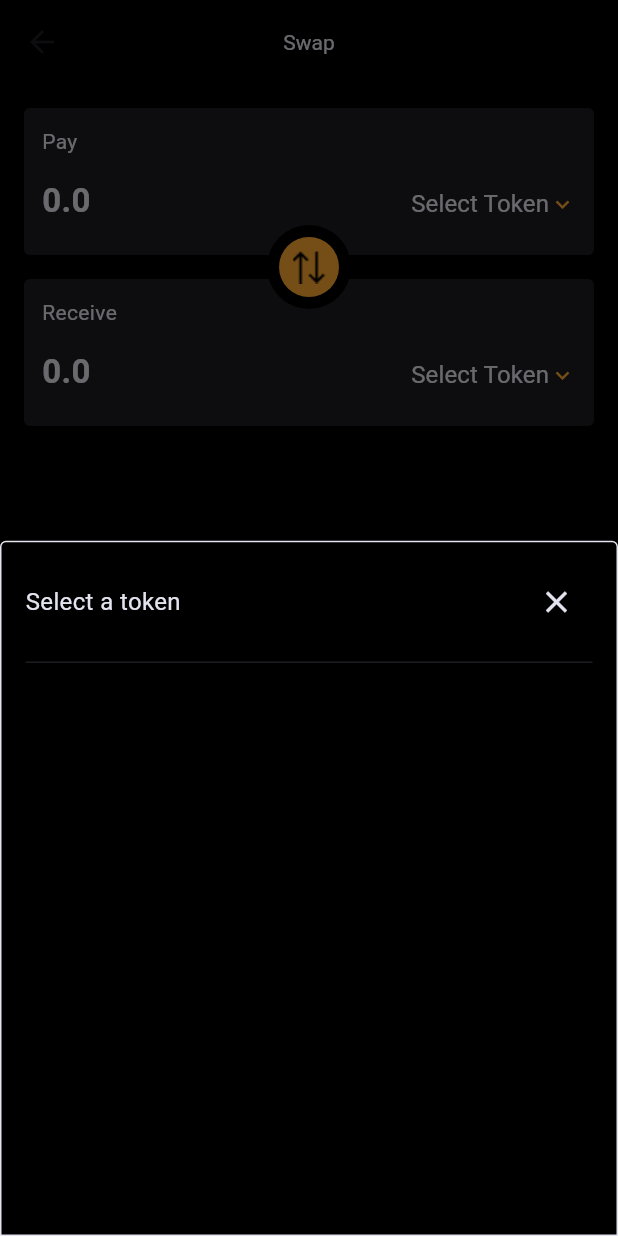
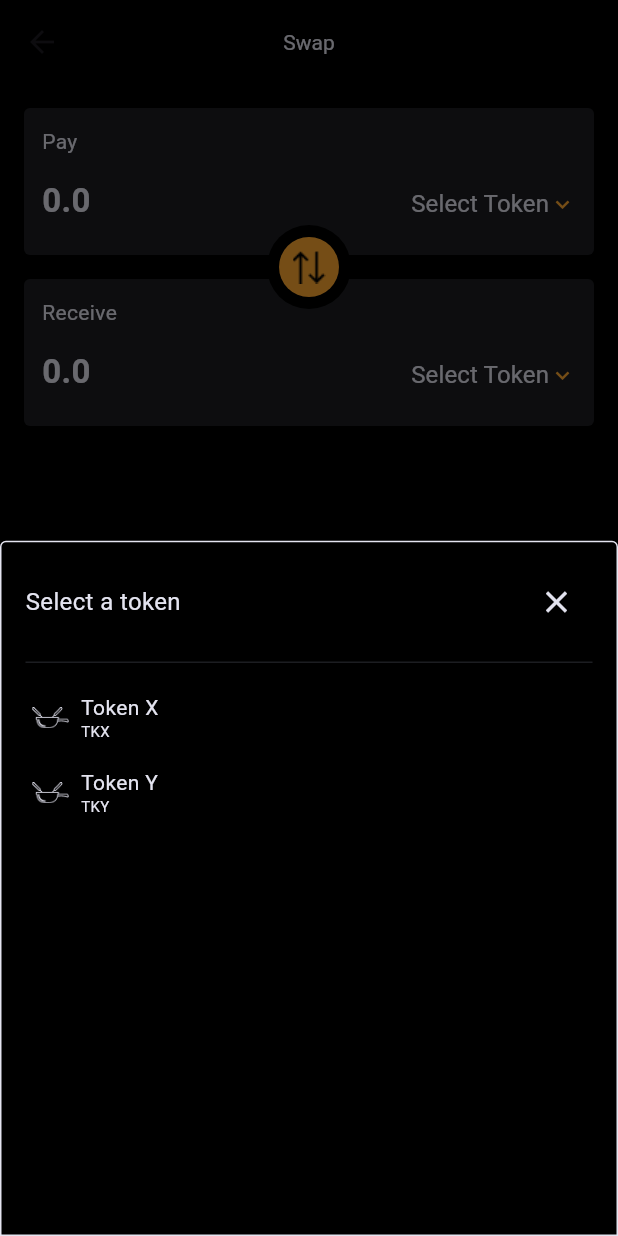
Before and after one commit to SayNode/fondue-swap-flutter, a Flutter app: the HomePageLoader screen opened directly, item 2 of the bottom bar chosen, after a tap on "Select Token", on a phone screen of 412 x 824 dp. Run offline on Flutter 3.47's test engine with Material 3 defaults, Android fonts, the phone set to English and light mode, and no system bars; our stand-ins replace flutter_secure_storage, flutter_svg, get, get_storage, google_fonts; missing offline and left inert: crypt, thor_devkit_dart; accounts and stored records are empty; project files that could hold a hidden picture were left out.

Commit message:
added token selection

```diff
--- a/lib/main.dart
+++ b/lib/main.dart
@@ -1,9 +1,10 @@
 import 'package:flutter/material.dart';
+import 'package:get/get.dart';
+import 'package:get_storage/get_storage.dart';
+
 import 'pages/splash_page/splash_page.dart';
 import 'services/theme_service.dart';
 import 'services/translation_service.dart';
-import 'package:get/get.dart';
-import 'package:get_storage/get_storage.dart';
 
 Future<void> main() async {
   await GetStorage.init('theme');
@@ -22,7 +23,6 @@ class MyApp extends StatelessWidget {
       locale: const Locale('en', 'US'),
       fallbackLocale: const Locale('en', 'US'),
       title: 'Legacy Wallet',
-      debugShowCheckedModeBanner: false,
       theme: Get.put(ThemeService()).theme,
       home: const SplashPage(),
     );
--- a/lib/models/token.dart
+++ b/lib/models/token.dart
@@ -1,6 +1,7 @@
 class Token {
   Token(
     this.name,
+    this.abbreviation,
     this.icon,
     this.tokenAddress,
     this.decimals,
@@ -8,11 +9,14 @@ class Token {
 
   Token.fromJson(Map<String, dynamic> json)
       : name = json['name'] as String,
+        abbreviation = json['abbreviation'] as String,
         icon = json['icon'] as String,
         tokenAddress = json['tokenAddress'] as String,
         decimals = json['decimals'] as int;
 
   final String name;
+
+  final String abbreviation;
 
   final String icon;
 
@@ -22,6 +26,7 @@ class Token {
 
   Map<String, dynamic> toJson() => <String, dynamic>{
         'name': name,
+        'abbreviation': abbreviation,
         'icon': icon,
         'tokenAddress': tokenAddress,
         'decimals': decimals,
--- /dev/null
+++ b/lib/pages/swap/controller/swap_controller.dart
@@ -0,0 +1,57 @@
+import 'package:get/get.dart';
+
+import '../../../models/token.dart';
+import '../../../services/swap_service.dart';
+import '../widget/select_token_bottom_sheet.dart';
+
+class SwapController extends GetxController {
+  final SwapService swapService = Get.find<SwapService>();
+  RxBool showPriceWidget = false.obs;
+
+  Future<void> selectTokenX() async {
+    await Get.bottomSheet<void>(
+      SelectTokenBottomSheet(
+        onTokenPressed: (Token token) {
+          swapService.tokenX.value = token;
+          Get.back<void>();
+        },
+      ),
+      isDismissible: false,
+    );
+
+    if (swapService.tokenX.value != null && swapService.tokenY.value != null) {
+      await getPrice();
+    }
+  }
+
+  Future<void> selectTokenY() async {
+    await Get.bottomSheet<void>(
+      SelectTokenBottomSheet(
+        onTokenPressed: (Token token) {
+          swapService.tokenY.value = token;
+          Get.back<void>();
+        },
+      ),
+      isDismissible: false,
+    );
+
+    if (swapService.tokenX.value != null && swapService.tokenY.value != null) {
+      await getPrice();
+    }
+  }
+
+  Future<void> getPrice() async {
+    if (swapService.tokenX.value != null && swapService.tokenY.value != null) {
+      showPriceWidget.value = true;
+    }
+  }
+
+  void swap() {
+    final Token? tokenX = swapService.tokenX.value;
+    final Token? tokenY = swapService.tokenY.value;
+    if (tokenX != null && tokenY != null) {
+      swapService.tokenX.value = tokenY;
+      swapService.tokenY.value = tokenX;
+    }
+  }
+}
--- a/lib/pages/swap/controller/swap_widget_controller.dart
+++ /dev/null
@@ -1,12 +0,0 @@
-import 'package:get/get.dart';
-
-import '../widget/select_token_bottom_sheet.dart';
-
-class SwapWidgetController extends GetxController {
-  Future<void> selectToken() async {
-    await Get.bottomSheet<void>(
-      const SelectTokenBottomSheet(),
-      isDismissible: false,
-    );
-  }
-}
--- a/lib/pages/swap/swap_page.dart
+++ b/lib/pages/swap/swap_page.dart
@@ -1,12 +1,34 @@
 import 'package:flutter/material.dart';
+import 'package:get/get.dart';
 
+import '../../utils/util.dart';
+import '../../widgets/fondue_button.dart';
+import 'controller/swap_controller.dart';
+import 'widget/price_widget.dart';
 import 'widget/swap_widget.dart';
 
-class SwapPage extends StatelessWidget {
+class SwapPage extends GetView<SwapController> {
   const SwapPage({super.key});
 
   @override
   Widget build(BuildContext context) {
-    return const SwapWidget();
+    Get.put(SwapController());
+    return Obx(
+      () {
+        return Column(
+          children: <Widget>[
+            const SwapWidget(),
+            if (controller.showPriceWidget.value)
+              const Padding(
+                padding: EdgeInsets.symmetric(vertical: 8),
+                child: PriceWidget(),
+              ),
+            const Spacer(),
+            const FondueButton(text: 'Swap now'),
+            SizedBox(height: getRelativeHeight(30)),
+          ],
+        );
+      },
+    );
   }
 }
--- a/lib/pages/swap/widget/select_token_bottom_sheet.dart
+++ b/lib/pages/swap/widget/select_token_bottom_sheet.dart
@@ -1,16 +1,22 @@
 import 'package:flutter/material.dart';
 import 'package:get/get.dart';
 
+import '../../../models/token.dart';
 import '../../../services/theme_service.dart';
+import '../../../services/token_service.dart';
 import '../../../theme/constants.dart';
 import '../../../theme/custom_theme.dart';
+import 'token_tile.dart';
 
 class SelectTokenBottomSheet extends StatelessWidget {
-  const SelectTokenBottomSheet({super.key});
+  const SelectTokenBottomSheet({required this.onTokenPressed, super.key});
+
+  final void Function(Token) onTokenPressed;
 
   @override
   Widget build(BuildContext context) {
     final FondueSwapTheme theme = Get.put(ThemeService()).fondueSwapTheme;
+    final List<Token> tokenList = Get.find<TokenService>().tokensList;
     return Container(
       height: MediaQuery.of(context).size.height * 0.8,
       decoration: BoxDecoration(
@@ -51,6 +57,18 @@ class SelectTokenBottomSheet extends StatelessWidget {
                 color: theme.graphite,
               ),
             ),
+            Column(
+              children: <Widget>[
+                for (final Token token in tokenList)
+                  Padding(
+                    padding: const EdgeInsets.only(bottom: 8),
+                    child: TokenTile(
+                      token: token,
+                      onTap: onTokenPressed,
+                    ),
+                  ),
+              ],
+            ),
           ],
         ),
       ),
--- a/lib/pages/swap/widget/swap_card.dart
+++ b/lib/pages/swap/widget/swap_card.dart
@@ -9,12 +9,14 @@ class SwapCard extends StatelessWidget {
   const SwapCard({
     required this.title,
     required this.value,
+    required this.buttonLable,
     super.key,
     this.onPressed,
   });
 
   final String title;
   final String value;
+  final String buttonLable;
   final void Function()? onPressed;
 
   @override
@@ -63,7 +65,7 @@ class SwapCard extends StatelessWidget {
                 child: Row(
                   children: <Widget>[
                     Text(
-                      'Select Token',
+                      buttonLable,
                       style: FondueSwapConstants.fromColor(theme.mistyLavender)
                           .kRoboto16,
                     ),
--- a/lib/pages/swap/widget/swap_widget.dart
+++ b/lib/pages/swap/widget/swap_widget.dart
@@ -1,36 +1,51 @@
 import 'package:flutter/material.dart';
 import 'package:get/get.dart';
 
+import '../../../services/swap_service.dart';
 import '../../../services/theme_service.dart';
 import '../../../theme/custom_theme.dart';
-import '../controller/swap_widget_controller.dart';
+import '../controller/swap_controller.dart';
 import 'swap_card.dart';
 
-class SwapWidget extends GetView<SwapWidgetController> {
+class SwapWidget extends GetView<SwapController> {
   const SwapWidget({super.key});
 
   @override
   Widget build(BuildContext context) {
     final FondueSwapTheme theme = Get.put(ThemeService()).fondueSwapTheme;
-    Get.put(SwapWidgetController());
+    final SwapService swapService = Get.find<SwapService>();
     return Stack(
       alignment: Alignment.center,
       children: <Widget>[
         Column(
           mainAxisSize: MainAxisSize.min,
           children: <Widget>[
-            SwapCard(
-              title: 'Pay',
-              value: '0.0',
-              onPressed: controller.selectToken,
+            Obx(
+              () {
+                return SwapCard(
+                  title: 'Pay',
+                  value: '0.0',
+                  buttonLable: (swapService.tokenX.value == null)
+                      ? 'Select Token'
+                      : swapService.tokenX.value!.name,
+                  onPressed: controller.selectTokenX,
+                );
+              },
             ),
             const SizedBox(
               height: 16,
             ),
-            SwapCard(
-              title: 'Receive',
-              value: '0.0',
-              onPressed: controller.selectToken,
+            Obx(
+              () {
+                return SwapCard(
+                  title: 'Receive',
+                  value: '0.0',
+                  buttonLable: (swapService.tokenY.value == null)
+                      ? 'Select Token'
+                      : swapService.tokenY.value!.name,
+                  onPressed: controller.selectTokenY,
+                );
+              },
             ),
           ],
         ),
--- /dev/null
+++ b/lib/pages/swap/widget/token_tile.dart
@@ -0,0 +1,52 @@
+import 'package:flutter/material.dart';
+import 'package:get/get.dart';
+
+import '../../../models/token.dart';
+import '../../../services/theme_service.dart';
+import '../../../theme/constants.dart';
+import '../../../theme/custom_theme.dart';
+
+class TokenTile extends StatelessWidget {
+  const TokenTile({required this.token, required this.onTap, super.key});
+
+  final Token token;
+
+  final void Function(Token) onTap;
+
+  @override
+  Widget build(BuildContext context) {
+    final FondueSwapTheme theme = Get.put(ThemeService()).fondueSwapTheme;
+    return GestureDetector(
+      onTap: () {
+        onTap(token);
+      },
+      child: Padding(
+        padding: const EdgeInsets.all(4),
+        child: ColoredBox(
+          color: Colors.transparent,
+          child: Row(
+            children: <Widget>[
+              Image.asset(token.icon, width: 25, height: 25),
+              const SizedBox(width: 8),
+              Column(
+                crossAxisAlignment: CrossAxisAlignment.start,
+                children: <Widget>[
+                  Text(
+                    token.name,
+                    style: FondueSwapConstants.fromColor(theme.mistyLavender)
+                        .kRoboto14,
+                  ),
+                  Text(
+                    token.abbreviation,
+                    style: FondueSwapConstants.fromColor(theme.mistyLavender)
+                        .kRoboto10,
+                  ),
+                ],
+              ),
+            ],
+          ),
+        ),
+      ),
+    );
+  }
+}
--- a/lib/services/swap_service.dart
+++ b/lib/services/swap_service.dart
@@ -1,3 +1,8 @@
 import 'package:get/get.dart';
 
-class SwapService extends GetxService {}
+import '../models/token.dart';
+
+class SwapService extends GetxService {
+  Rx<Token?> tokenX = Rxn<Token>();
+  Rx<Token?> tokenY = Rxn<Token>();
+}
--- /dev/null
+++ b/lib/services/token_service.dart
@@ -0,0 +1,36 @@
+import 'dart:convert';
+
+import 'package:flutter/services.dart' as root_bundle;
+import 'package:get/get.dart';
+
+import '../models/token.dart';
+import '../utils/globals.dart';
+
+class TokenService extends GetxService {
+  late List<Token> _tokenList;
+
+  List<Token> get tokensList => _tokenList;
+
+  Future<bool> init() async {
+    if (devMode) {
+      _tokenList = await _loadTokensDevMode();
+    } else {
+      _tokenList = await _loadTokenList();
+    }
+    return true;
+  }
+
+  Future<List<Token>> _loadTokenList() async {
+    //TODO: Implement fetching token list vechain token registry
+    return <Token>[];
+  }
+
+  Future<List<Token>> _loadTokensDevMode() async {
+    final String jsondata =
+        await root_bundle.rootBundle.loadString('assets/data/token.json');
+    final List<Map<String, dynamic>> list =
+        (json.decode(jsondata) as List<dynamic>).cast<Map<String, dynamic>>();
+    final List<Token> token = list.map(Token.fromJson).toList();
+    return token;
+  }
+}
--- a/lib/utils/globals.dart
+++ b/lib/utils/globals.dart
@@ -1 +1,3 @@
 const String encryptedMessage = 'This is the message that gets encrypted.';
+
+const bool devMode = true;
--- /dev/null
+++ b/lib/utils/util.dart
@@ -0,0 +1,12 @@
+import 'package:flutter/material.dart';
+import 'package:get/get.dart';
+
+double getRelativeWidth(double width) {
+  final Size screenSize = MediaQuery.of(Get.context!).size;
+  return screenSize.width * (width / 360);
+}
+
+double getRelativeHeight(double height) {
+  final Size screenSize = MediaQuery.of(Get.context!).size;
+  return screenSize.height * (height / 800);
+}
```
Also changed, not shown: assets/data/token.json (added, +16 -0 lines), lib/pages/splash_page/controller/splash_controller.dart (+8 -4 lines), lib/pages/splash_page/splash_page.dart (+7 -1 lines), lib/pages/swap/widget/price_widget.dart (added, +34 -0 lines), pubspec.yaml (+4 -62 lines).
